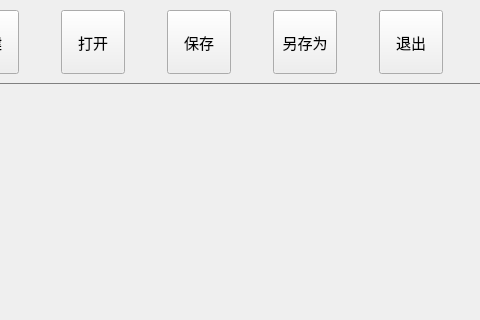
Qt form qt/power_carrier/ui/widget/mainwidget.ui (supine0703/power_carrier) before a commit; both pictures show x 183 to 663 and y 0 to 320 of the 663 by 708 pixel window.
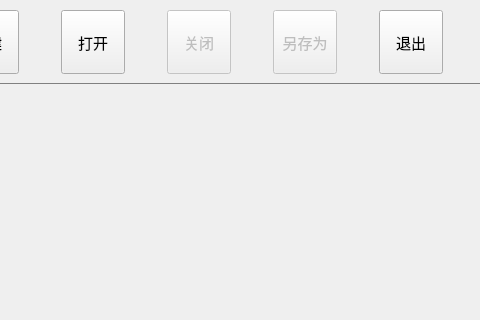
The same form after that commit.

Diff of the .ui file:
```diff
--- a/qt/power_carrier/ui/widget/mainwidget.ui
+++ b/qt/power_carrier/ui/widget/mainwidget.ui
@@ -169,7 +169,10 @@
        </widget>
       </item>
       <item>
-       <widget class="QToolButton" name="saveToolButton">
+       <widget class="QToolButton" name="closeToolButton">
+        <property name="enabled">
+         <bool>false</bool>
+        </property>
         <property name="minimumSize">
          <size>
           <width>64</width>
@@ -183,7 +186,7 @@
          </size>
         </property>
         <property name="text">
-         <string>保存</string>
+         <string>关闭</string>
         </property>
         <property name="iconSize">
          <size>
@@ -197,7 +200,10 @@
        </widget>
       </item>
       <item>
-       <widget class="QToolButton" name="saveAsToolButton">
+       <widget class="QToolButton" name="saveToolButton">
+        <property name="enabled">
+         <bool>false</bool>
+        </property>
         <property name="minimumSize">
          <size>
           <width>64</width>
```
